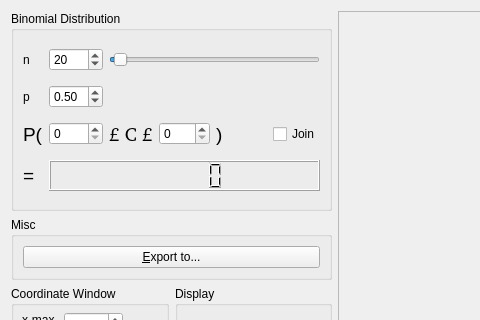
Before: the Qt Designer form src/binomialdist.ui in trent2/MathTools, drawn with Qt 5; both pictures show x 0 to 480 and y 0 to 320 of the 822 by 480 pixel window.
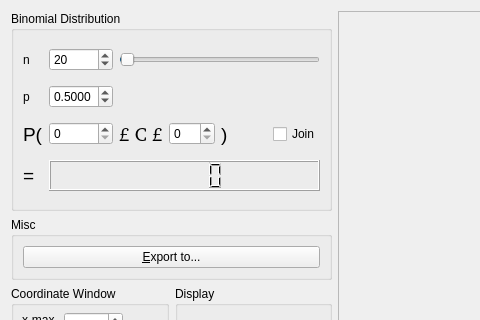
After: the same form once the commit is applied. Custom widgets are drawn as their Qt base class.

Commit message: extend n to 3000

The edit to the form file:
```diff
--- a/src/binomialdist.ui
+++ b/src/binomialdist.ui
@@ -51,7 +51,7 @@
          <number>1</number>
         </property>
         <property name="maximum">
-         <number>1000</number>
+         <number>3000</number>
         </property>
         <property name="value">
          <number>20</number>
@@ -64,7 +64,7 @@
          <number>1</number>
         </property>
         <property name="maximum">
-         <number>1000</number>
+         <number>3000</number>
         </property>
         <property name="value">
          <number>20</number>
@@ -83,6 +83,9 @@
       </item>
       <item row="1" column="1">
        <widget class="QDoubleSpinBox" name="pDSpinBox">
+        <property name="decimals">
+         <number>4</number>
+        </property>
         <property name="maximum">
          <double>1.000000000000000</double>
         </property>
```
